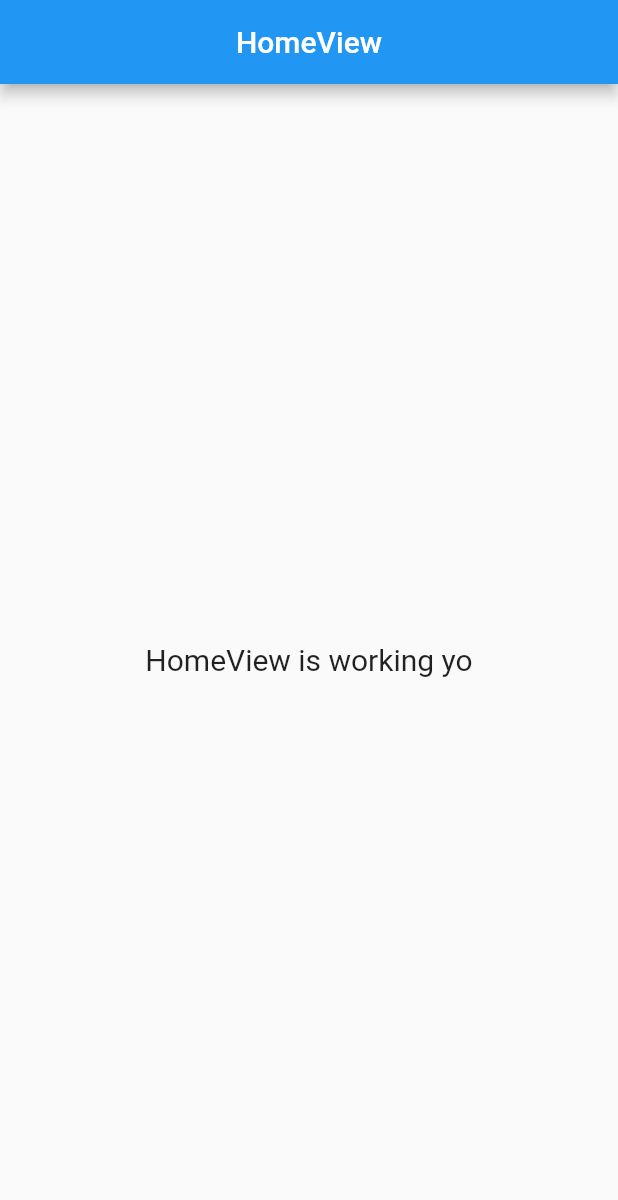
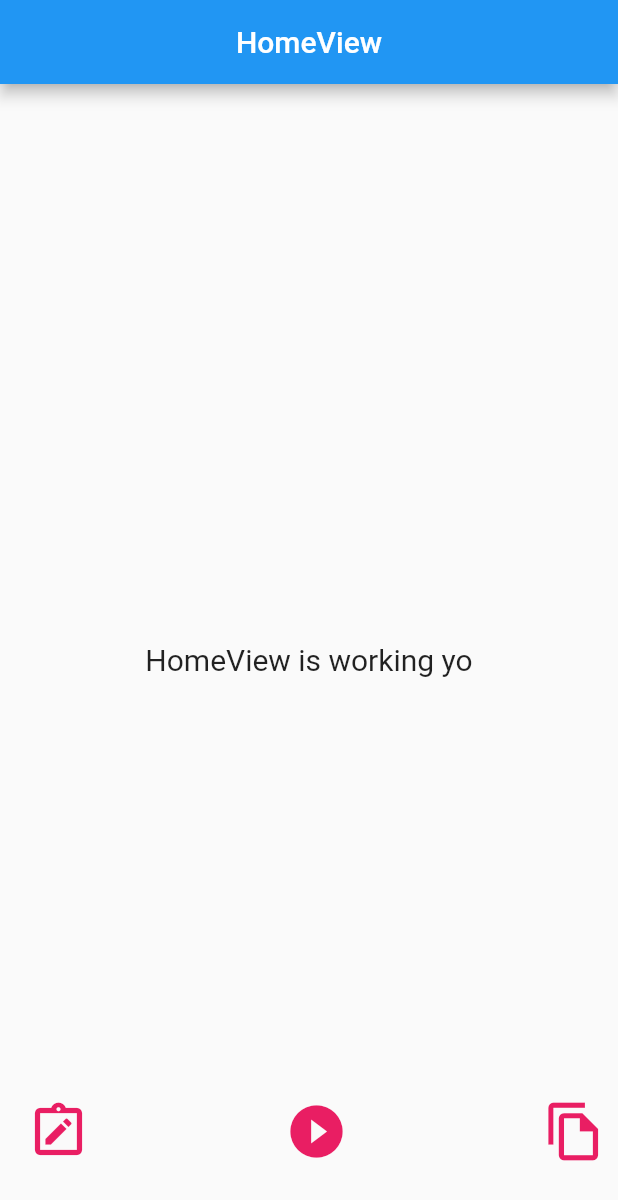
Before and after one commit to neco3coffee/flutter_tinder_learn, a Flutter app: the screen it shows after launch, on a phone screen of 412 x 824 dp. Shown: the top 1200 px of the screen. Run offline on Flutter 3.47's test engine with Material 2 defaults, Android fonts, the phone set to English and light mode, and no system bars; our stand-ins replace get.

Commit message:
Add navigation(note,home,stack) to bottomsheet

```diff
--- a/lib/app/modules/home/views/home_view.dart
+++ b/lib/app/modules/home/views/home_view.dart
@@ -18,6 +18,100 @@ class HomeView extends GetView<HomeController> {
             style: TextStyle(fontSize: 20),
           ),
         ),
+        bottomSheet: getBottomSheet()
+        // AppBar(
+        //   backgroundColor: Colors.white,
+        //   elevation: 0,
+        //   title: Padding(
+        //     padding: const EdgeInsets.all(10),
+        //     child: Row(
+        //       mainAxisAlignment: MainAxisAlignment.spaceBetween,
+        //       children: [
+        //         IconButton(
+        //           onPressed: () {
+        //             Get.toNamed('/note');
+        //           },
+        //           icon: Icon(
+        //             Icons.note_alt_outlined,
+        //             color: Colors.pink,
+        //             size: 42,
+        //             semanticLabel: 'Text to announce in accessibility modes',
+        //           ),
+        //         ),
+        //         IconButton(
+        //           onPressed: () {
+        //             Get.toNamed('/note');
+        //           },
+        //           icon: Icon(
+        //             Icons.play_circle_filled,
+        //             color: Colors.pink,
+        //             size: 42,
+        //             semanticLabel: 'Text to announce in accessibility modes',
+        //           ),
+        //         ),
+        //         IconButton(
+        //           onPressed: () {
+        //             Get.toNamed('/note');
+        //           },
+        //           icon: Icon(
+        //             Icons.file_copy_outlined,
+        //             color: Colors.pink,
+        //             size: 42,
+        //             semanticLabel: 'Text to announce in accessibility modes',
+        //           ),
+        //         ),
+        //       ],
+        //     ),
+        //   ),
+        // ),
+        );
+  }
+
+  Widget getBottomSheet() {
+    return Container(
+      width: 500,
+      height: 150,
+      child: Padding(
+        padding: const EdgeInsets.all(10),
+        child: Row(
+          mainAxisAlignment: MainAxisAlignment.spaceBetween,
+          children: [
+            IconButton(
+              onPressed: () {
+                Get.toNamed('/note');
+              },
+              icon: Icon(
+                Icons.note_alt_outlined,
+                color: Colors.pink,
+                size: 42,
+                semanticLabel: 'Text to announce in accessibility modes',
+              ),
+            ),
+            IconButton(
+              onPressed: () {
+                Get.toNamed('/home');
+              },
+              icon: Icon(
+                Icons.play_circle_filled,
+                color: Colors.pink,
+                size: 42,
+                semanticLabel: 'Text to announce in accessibility modes',
+              ),
+            ),
+            IconButton(
+              onPressed: () {
+                Get.toNamed('/stack');
+              },
+              icon: Icon(
+                Icons.file_copy_outlined,
+                color: Colors.pink,
+                size: 42,
+                semanticLabel: 'Text to announce in accessibility modes',
+              ),
+            ),
+          ],
+        ),
+      ),
     );
   }
 }
--- a/lib/app/routes/app_routes.dart
+++ b/lib/app/routes/app_routes.dart
@@ -6,9 +6,13 @@ abstract class Routes {
 
   static const HOME = _Paths.HOME;
   static const NOTE = _Paths.NOTE;
+  static const STACK = _Paths.STACK;
+  static const NEW = _Paths.NOTE + _Paths.NEW;
 }
 
 abstract class _Paths {
   static const HOME = '/home';
   static const NOTE = '/note';
+  static const STACK = '/stack';
+  static const NEW = '/new';
 }
```
Also changed, not shown: lib/app/modules/note/new/bindings/new_binding.dart (added, +12 -0 lines), lib/app/modules/note/new/controllers/new_controller.dart (added, +20 -0 lines), lib/app/modules/note/new/views/new_view.dart (added, +23 -0 lines), lib/app/modules/stack/bindings/stack_binding.dart (added, +12 -0 lines), lib/app/modules/stack/controllers/stack_controller.dart (added, +20 -0 lines), lib/app/modules/stack/views/stack_view.dart (added, +23 -0 lines), lib/app/routes/app_pages.dart (+16 -0 lines). Lines whose indentation alone changed are shown as unchanged.
